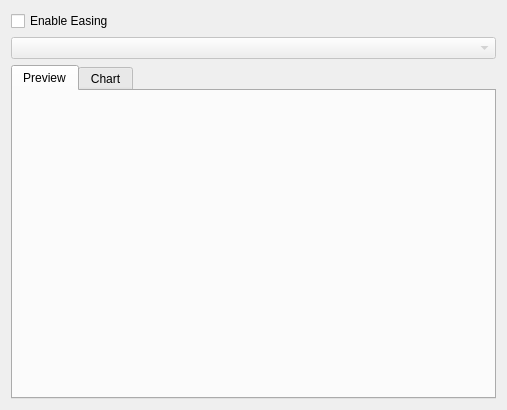
Above: animation_workbench/ui/easing_preview_base.ui from timlinux/QGISAnimationWorkbench before the change. Below: the same form after it.
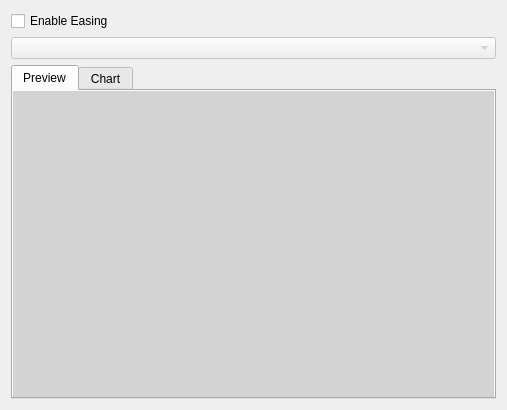
That is the form after the change. The open tabs and pages were chosen to show the change. Custom widgets are drawn as their Qt base class.

Commit message: Tweaks in progress for easing previews

What changed in the file:
```diff
--- a/animation_workbench/ui/easing_preview_base.ui
+++ b/animation_workbench/ui/easing_preview_base.ui
@@ -64,7 +64,7 @@
           <bool>false</bool>
          </property>
          <property name="styleSheet">
-          <string notr="true"/>
+          <string notr="true">background: lightgrey;</string>
          </property>
         </widget>
        </item>
```
Left out of the diff: 2 changed lines with no effect on the pictures. The commit also changes 1 other file.
